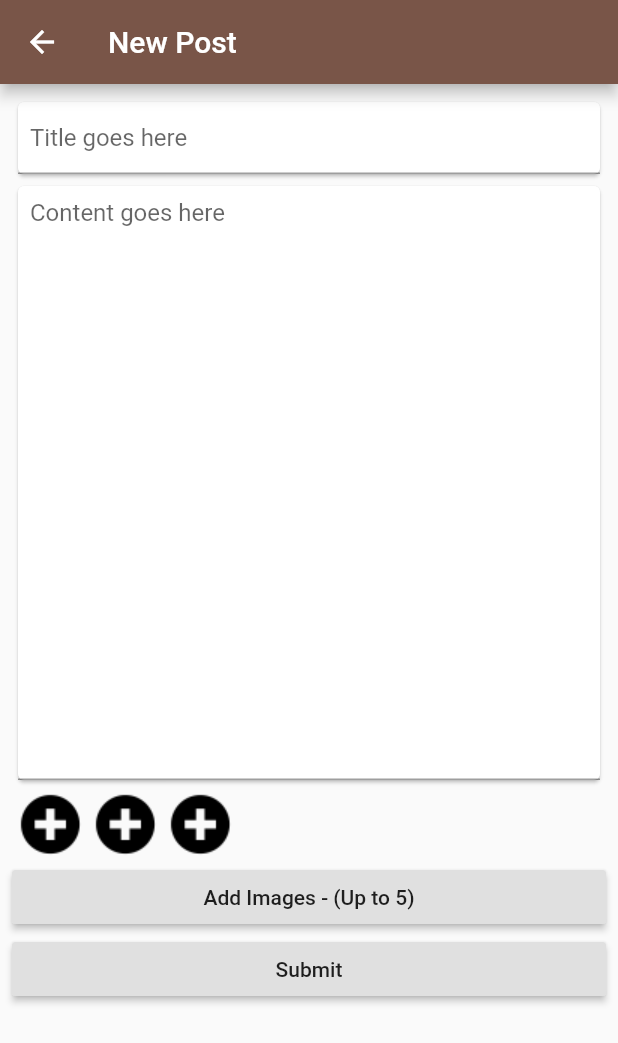
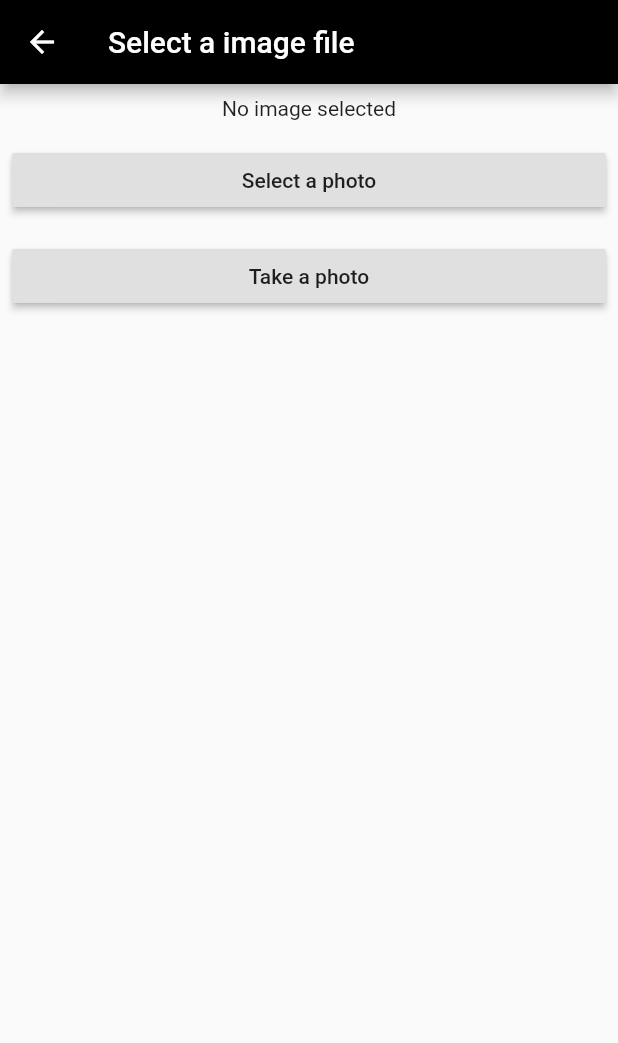
Before and after one commit to cty123/Purdue-Community-App, a Flutter app: the NewPost screen opened directly, after a tap on "Add Images - (Up to 5)", on a phone screen of 412 x 824 dp. Shown: the top 1043 px of the screen. Run offline on Flutter 3.47's test engine with Material 2 defaults, Android fonts, the phone set to English and light mode, and no system bars; our stand-ins replace image_picker, shared_preferences; missing offline and left inert: loadmore; accounts and stored records are empty.

Commit message:
Add image picker page

```diff
--- /dev/null
+++ b/lib/screens/new_post_page/components/imagePicker.dart
@@ -0,0 +1,63 @@
+import 'package:flutter/material.dart';
+import 'package:image_picker/image_picker.dart';
+import 'dart:io';
+
+class ImagePickerPage extends StatefulWidget {
+  @override
+  _ImagePickerPage createState() => _ImagePickerPage();
+}
+
+class _ImagePickerPage extends State<ImagePickerPage> {
+  File _image;
+
+  Future takePhoto() async {
+    var image = await ImagePicker.pickImage(source: ImageSource.camera);
+
+    setState(() {
+      _image = image;
+    });
+  }
+
+  Future selectPhoto() async {
+    var image = await ImagePicker.pickImage(source: ImageSource.gallery);
+
+    setState(() {
+      _image = image;
+    });
+  }
+
+  @override
+  Widget build(BuildContext context) {
+    return Scaffold(
+      appBar: new AppBar(
+        backgroundColor: Colors.black,
+        title: new Text('Select a image file'),
+      ),
+      body: new Column(
+        crossAxisAlignment: CrossAxisAlignment.stretch,
+        children: <Widget>[
+          new Container(
+            padding: EdgeInsets.all(8.0),
+            alignment: Alignment.center,
+            child: _image == null ?
+              Text('No image selected') : new Image.file(_image),
+          ),
+          new Container(
+            padding: EdgeInsets.all(8.0),
+            child: new RaisedButton(
+              onPressed: selectPhoto,
+              child: new Text('Select a photo'),
+            ),
+          ),
+          new Container(
+            padding: EdgeInsets.all(8.0),
+            child: new RaisedButton(
+              onPressed: takePhoto,
+              child: new Text('Take a photo'),
+            ),
+          ),
+        ],
+      ),
+    );
+  }
+}
--- a/lib/screens/new_post_page/index.dart
+++ b/lib/screens/new_post_page/index.dart
@@ -2,6 +2,7 @@ import 'package:flutter/material.dart';
 import 'package:hello_world/utils/post_utils.dart';
 import 'package:hello_world/components/dialog.dart';
 import 'dart:io';
+import 'package:hello_world/screens/new_post_page/components/imagePicker.dart';
 
 class NewPost extends StatefulWidget {
   // Create state object
@@ -9,6 +10,7 @@ class NewPost extends StatefulWidget {
 }
 
 class _NewPost extends State<NewPost> {
+  // Declear file array corresponding to the upload files
   List<File> imageFiles;
 
   // Define text controllers
@@ -27,20 +29,28 @@ class _NewPost extends State<NewPost> {
     _titleController = new TextEditingController();
     _contentController = new TextEditingController();
 
+    // Initialize image file list
     imageFiles = new List();
-    imageFiles.add(new File(""));
-    imageFiles.add(new File(""));
+
+    // // For testing purposes
+    // imageFiles.add(new File('assets/images/icons8-plus-50.png'));
+    // imageFiles.add(new File('assets/images/icons8-plus-50.png'));
   }
 
   List<Widget> _buildImageBar() {
+    // Init imgBar list
     List<Widget> imgBar = new List();
 
     // Build widget
     for (var f in imageFiles) {
-      Widget w = new Image.asset('assets/images/icons8-plus-50.png');
+      Widget w = new Image.file(f);
       imgBar.add(w);
     }
 
+    // Add the trailing add image icon
+    imgBar.add(new Image.asset('assets/images/icons8-plus-50.png'));
+
+    // Return built image widgets
     return imgBar;
   }
 
@@ -63,20 +73,22 @@ class _NewPost extends State<NewPost> {
             });
       }
     } catch (e) {
-      print(e);
-      showDialog(
+        showDialog(
           context: context,
           builder: (BuildContext context) {
             return new ErrorDialog("Failed", 'Error: $e');
-          });
+          }
+        );
     }
   }
 
+  // Add image function
   void _addImage() {
-
-    setState(() {
-      imageFiles.add(new File(""));
-    });
+    Navigator.of(context).push(new MaterialPageRoute(
+            builder: (ctx) => new ImagePickerPage()));
+    // setState(() {
+    //   imageFiles.add(new File(""));
+    // });
   }
 
   @override
--- a/lib/screens/postcommentpage.dart
+++ /dev/null
@@ -1,44 +0,0 @@
-import 'package:flutter/material.dart';
-import 'package:hello_world/models/post.dart';
-import 'dart:convert';
-
-class PostCommentPage extends StatelessWidget {
-  final Post _post;
-
-  static final TextEditingController _controller = new TextEditingController();
-
-  PostCommentPage(this._post);
-
-  String get content => _controller.text;
-
-  void _onSubmit() {
-    print(json.encode(content));
-  }
-
-  @override
-  Widget build(BuildContext context) {
-    return (
-      new Scaffold(
-        appBar: new AppBar(
-          title: new Text('Add Comment'),
-        ),
-        body: new Container(
-        padding: const EdgeInsets.all(8.0),
-        child: ListView(
-          children: <Widget>[
-            new Card(
-              child: new TextField(controller: _controller,
-                decoration: new InputDecoration(hintText: 'Enter Comment',
-                  contentPadding: const EdgeInsets.all(8.0)
-                ),
-                maxLines: 20,
-              ),
-            ),
-            new RaisedButton(onPressed: _onSubmit, child: new Text('Submit'),)
-          ],
-        ),
-        ),
-      )
-    );
-  }
-}
--- a/pubspec.yaml
+++ b/pubspec.yaml
@@ -28,6 +28,8 @@ dependencies:
   http: ^0.12.0
 
   intl: ^0.15.7
+
+  image_picker: ^0.4.10
 dev_dependencies:
   flutter_test:
     sdk: flutter
```
